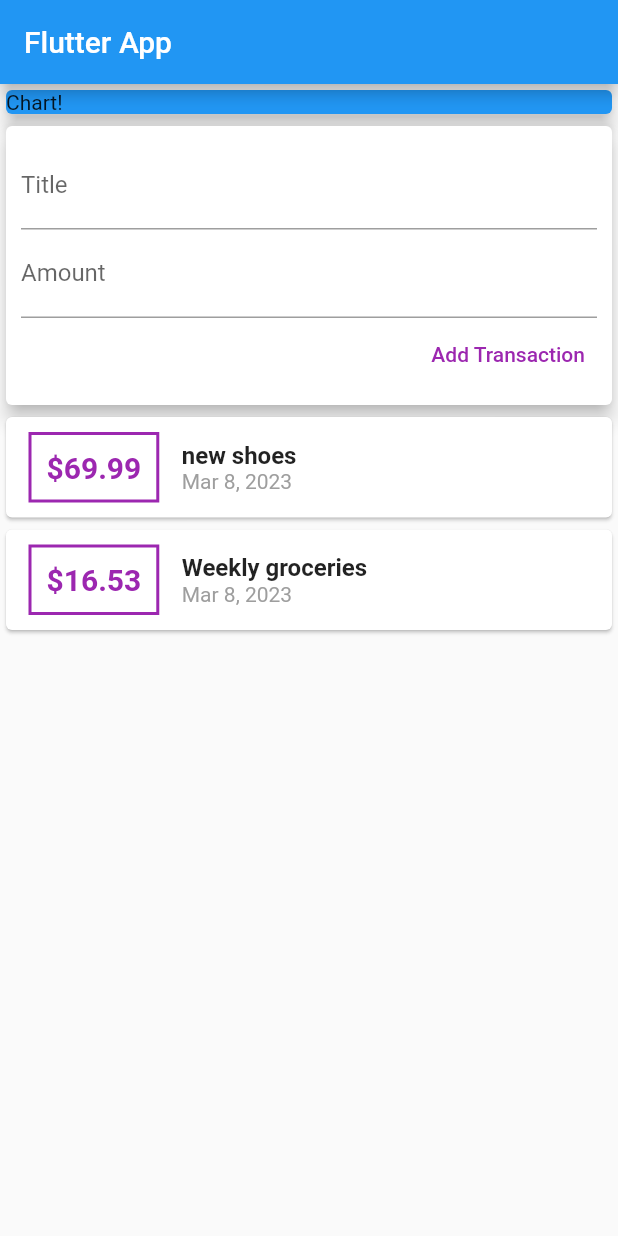
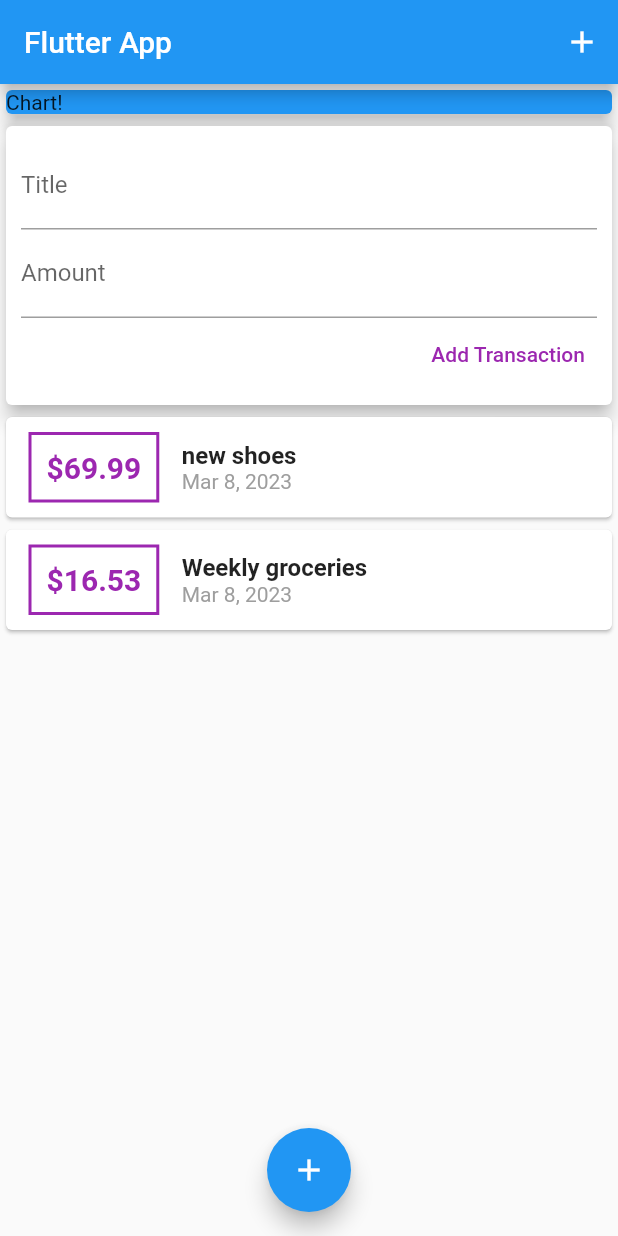
Before and after one commit to ayoline/personal_expenses_app-UDEMY_COURSE, a Flutter app: the screen it shows after launch, after a tap on "Add Transaction", on a phone screen of 412 x 824 dp. Run offline on Flutter 3.47's test engine with Material 2 defaults, Android fonts, the phone set to English and light mode, and no system bars.

Commit message:
add floaractionbutton and app bar button

```diff
--- a/lib/main.dart
+++ b/lib/main.dart
@@ -20,9 +20,15 @@ class MyHomePage extends StatelessWidget {
     return Scaffold(
       appBar: AppBar(
         title: Text('Flutter App'),
+        actions: [
+          IconButton(
+            icon: Icon(Icons.add),
+            onPressed: () {},
+          )
+        ],
       ),
-      body: Column(
-        // mainAxisAlignment: MainAxisAlignment.start,
+      body: SingleChildScrollView(
+        child: Column(
           crossAxisAlignment: CrossAxisAlignment.stretch,
           children: [
             Container(
@@ -36,6 +42,12 @@ class MyHomePage extends StatelessWidget {
             UserTransactions(),
           ],
         ),
+      ),
+      floatingActionButtonLocation: FloatingActionButtonLocation.centerFloat,
+      floatingActionButton: FloatingActionButton(
+        child: Icon(Icons.add),
+        onPressed: () {},
+      ),
     );
   }
 }
--- a/lib/widgets/new_transaction.dart
+++ b/lib/widgets/new_transaction.dart
@@ -6,6 +6,20 @@ class NewTransaction extends StatelessWidget {
   final amountController = TextEditingController();
 
   NewTransaction(this.addTx);
+
+  void submitData() {
+    final enteredTitle = titleController.text;
+    final enteredAmount = double.parse(amountController.text);
+
+    if (enteredTitle.isEmpty || enteredAmount <= 0) {
+      return;
+    }
+
+    addTx(
+      enteredTitle,
+      enteredAmount,
+    );
+  }
 
   @override
   Widget build(BuildContext context) {
@@ -19,22 +33,20 @@ class NewTransaction extends StatelessWidget {
             TextField(
               decoration: InputDecoration(labelText: 'Title'),
               controller: titleController,
+              onSubmitted: (_) => submitData(),
             ),
             TextField(
               decoration: InputDecoration(labelText: 'Amount'),
               controller: amountController,
+              keyboardType: TextInputType.numberWithOptions(decimal: true),
+              onSubmitted: (_) => submitData(),
             ),
             TextButton(
               style: ButtonStyle(
                 foregroundColor: MaterialStateProperty.all(Colors.purple),
               ),
-              onPressed: () {
-                addTx(
-                  titleController.text,
-                  double.parse(amountController.text),
-                );
-              },
               child: Text('Add Transaction'),
+              onPressed: submitData,
             ),
           ],
         ),
--- a/lib/widgets/transaction_list.dart
+++ b/lib/widgets/transaction_list.dart
@@ -28,7 +28,7 @@ class TransactionList extends StatelessWidget {
                 ),
                 padding: EdgeInsets.all(10),
                 child: Text(
-                  '\$${tx.amount}',
+                  '\$${tx.amount.toStringAsFixed(2)}',
                   style: TextStyle(
                     fontWeight: FontWeight.bold,
                     fontSize: 20,
```
Lines whose indentation alone changed are shown as unchanged.
